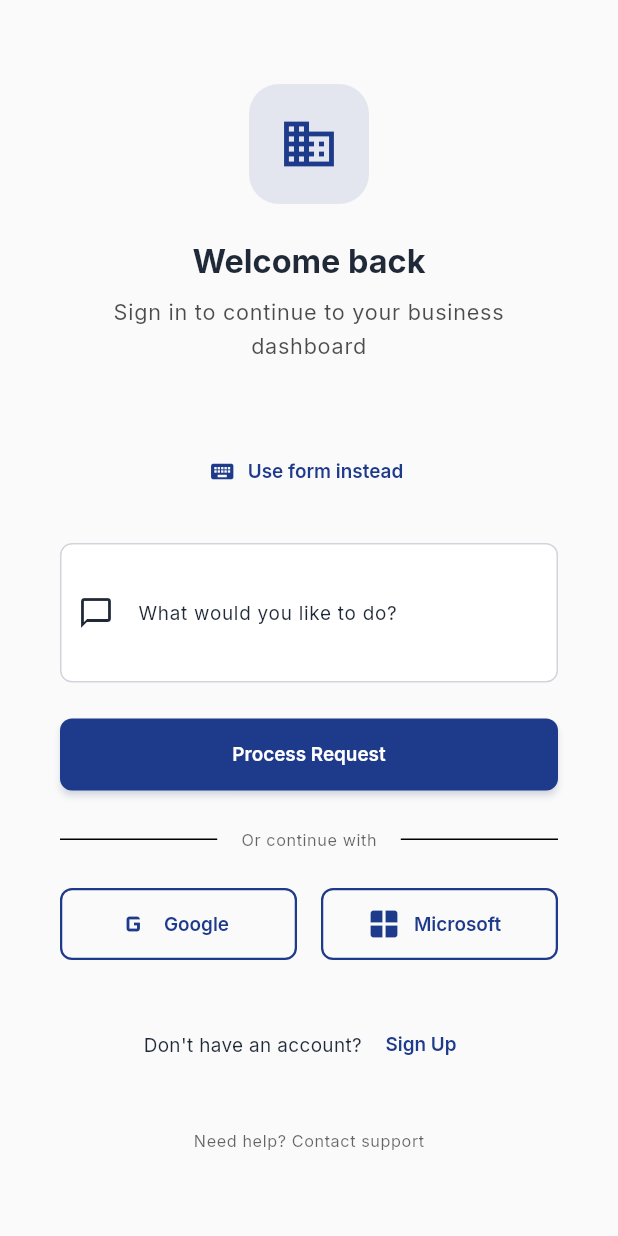
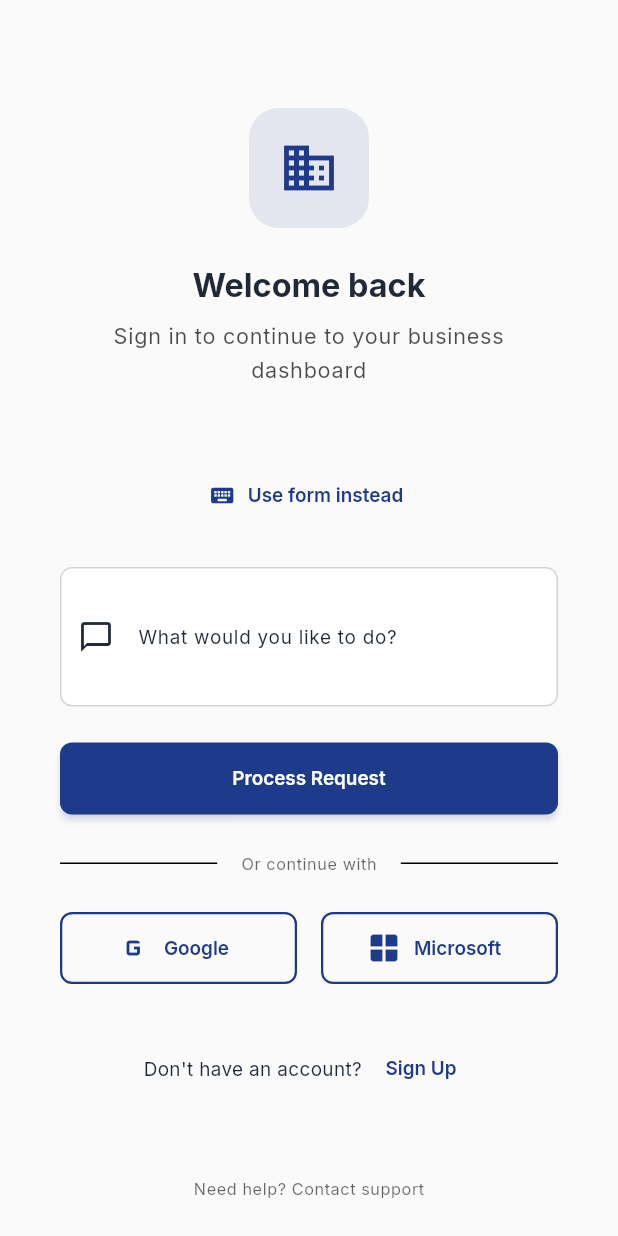
Before and after one commit to OlympusCloud/olympus-cloud-gcp, a Flutter app: the LoginScreen screen opened by its route, after a tap on "Tell me what to do", on a phone screen of 412 x 824 dp. Run offline on Flutter 3.47's test engine with Material 3 defaults, Android fonts, the phone set to English and light mode, and no system bars; our stand-ins replace dio, fl_chart, flutter_riverpod, freezed_annotation, go_router, google_fonts and 3 more; accounts and stored records are empty; statements that could not run were skipped.

Commit message:
copilot(fix): Continue layout overflow fixes
- Applied SingleChildScrollView fix to login screen
- Preparing to systematically fix remaining test failures
- Working in coordination mode with other agents

```diff
--- a/frontend/lib/features/auth/presentation/screens/login_screen.dart
+++ b/frontend/lib/features/auth/presentation/screens/login_screen.dart
@@ -111,12 +111,12 @@ class _LoginScreenState extends ConsumerState<LoginScreen> {
       child: Scaffold(
         body: SafeArea(
           child: ResponsiveForm(
-            child: Padding(
+            child: SingleChildScrollView(
               padding: const EdgeInsets.all(24.0),
               child: Column(
                 crossAxisAlignment: CrossAxisAlignment.stretch,
                 children: [
-                  const Spacer(),
+                  const SizedBox(height: 32), // Replace Spacer with fixed height
 
                   // Header
                   _buildHeader(theme),
@@ -143,10 +143,12 @@ class _LoginScreenState extends ConsumerState<LoginScreen> {
                   // Sign Up Link
                   _buildSignUpLink(theme),
 
-                  const Spacer(),
+                  const SizedBox(height: 32), // Replace Spacer with fixed height
 
                   // Help Link
                   _buildHelpLink(theme),
+
+                  const SizedBox(height: 32), // Add bottom spacing
                 ],
               ),
             ),
```
